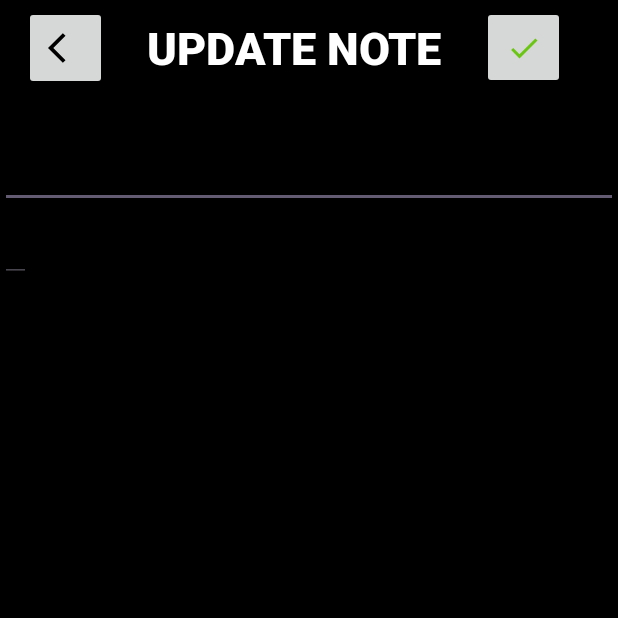
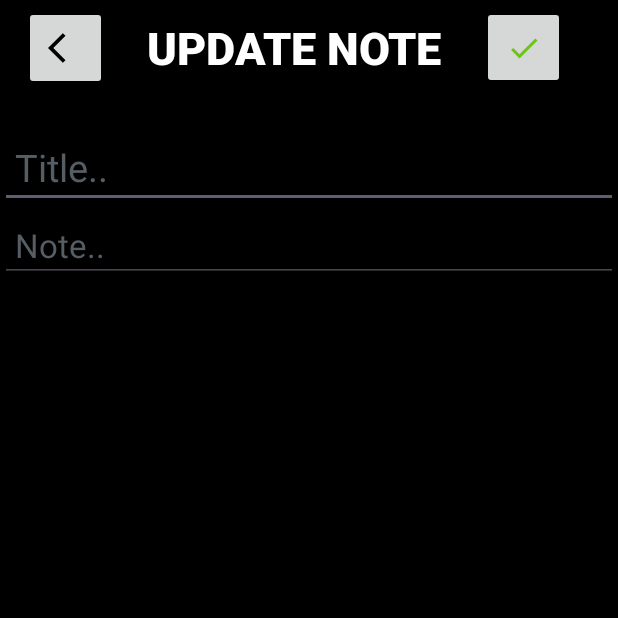
Before and after one commit to lokeshkoundal/LKNotes, an Android app: the fragment UpdateNoteFragment shown on its own in the app's theme, on a phone screen of 412 x 824 dp, the top half of it. Run offline under Robolectric (Android 15) with nearby library versions, the phone set to English and light mode, and no system bars.

Commit message:
Added UpdateNoteFragment

```diff
--- a/app/src/main/java/com/example/lknotes/AddNoteFragment.java
+++ b/app/src/main/java/com/example/lknotes/AddNoteFragment.java
@@ -11,6 +11,7 @@ import android.view.View;
 import android.view.ViewGroup;
 import android.widget.EditText;
 import android.widget.ImageButton;
+import android.widget.Toast;
 
 public class AddNoteFragment extends Fragment {
 
@@ -49,7 +50,10 @@ public class AddNoteFragment extends Fragment {
             @Override
             public void onClick(View v) {
                try(NotesDataBase dataBase = new NotesDataBase(requireContext())){
-                dataBase.saveNote(titleEditText.getText().toString().trim(),noteEditText.getText().toString().trim());
+                   if(titleEditText.getText().toString().equals("") && noteEditText.getText().toString().equals(""))
+                       Toast.makeText(getContext(),"insert your note",Toast.LENGTH_SHORT).show();
+                   else
+                        dataBase.saveNote(titleEditText.getText().toString().trim(),noteEditText.getText().toString().trim());
             }}
         });
 
--- a/app/src/main/java/com/example/lknotes/MainActivity.java
+++ b/app/src/main/java/com/example/lknotes/MainActivity.java
@@ -6,6 +6,7 @@ import androidx.fragment.app.FragmentTransaction;
 import android.content.SharedPreferences;
 import android.os.Bundle;
 import android.os.Handler;
+import android.util.Log;
 
 public class MainActivity extends AppCompatActivity {
 
@@ -35,7 +36,7 @@ public class MainActivity extends AppCompatActivity {
         },2000);
 }
 
-    void loadFrag(Fragment FragmentContext,boolean flag){
+       void loadFrag(Fragment FragmentContext,boolean flag){
 
 
         FragmentManager fragmentManager = getSupportFragmentManager();
--- a/app/src/main/java/com/example/lknotes/MainFragment.java
+++ b/app/src/main/java/com/example/lknotes/MainFragment.java
@@ -53,6 +53,7 @@ public class MainFragment extends Fragment {
                 FragmentManager fragmentManager = requireActivity().getSupportFragmentManager();
                 FragmentTransaction fragmentTransaction = fragmentManager.beginTransaction();
                 fragmentTransaction.replace(R.id.container, new AddNoteFragment());
+                fragmentTransaction.addToBackStack(null);
                 fragmentTransaction.commit();
             }
         });
--- a/app/src/main/java/com/example/lknotes/UpdateNoteFragment.java
+++ b/app/src/main/java/com/example/lknotes/UpdateNoteFragment.java
@@ -7,18 +7,60 @@ import androidx.fragment.app.Fragment;
 import android.view.LayoutInflater;
 import android.view.View;
 import android.view.ViewGroup;
+import android.widget.EditText;
+import android.widget.ImageButton;
+import android.widget.Toast;
 
 public class UpdateNoteFragment extends Fragment {
 
-    public UpdateNoteFragment() {
-        // Required empty public constructor
-    }
+    EditText editTextTitle,editTextNote;
+    ImageButton saveUpdateBtn,updateBackBtn;
+
+    String title,note;
+    int id;
+
+
+    public UpdateNoteFragment() {}
 
 
     @Override
     public View onCreateView(LayoutInflater inflater, ViewGroup container,
                              Bundle savedInstanceState) {
         // Inflate the layout for this fragment
-        return inflater.inflate(R.layout.fragment_update_note, container, false);
+        View view =  inflater.inflate(R.layout.fragment_update_note, container, false);
+
+        editTextTitle = view.findViewById(R.id.updateTextTitle);
+        editTextNote = view.findViewById(R.id.updateTextNote);
+        saveUpdateBtn = view.findViewById(R.id.updateNoteButton);
+        updateBackBtn = view.findViewById(R.id.updateBackBtn);
+
+        getBundleData();
+
+        updateBackBtn.setOnClickListener(new View.OnClickListener() {
+            @Override
+            public void onClick(View v) {
+
+            }
+        });
+
+
+        return view;
+    }
+    void getBundleData(){
+
+        Bundle bundle = getArguments();
+
+        if(bundle != null) {
+            title = bundle.getString("TITLE");
+            note = bundle.getString("NOTE");
+            id = bundle.getInt("ID");
+
+            editTextTitle.setText(title);
+            editTextNote.setText(note);
+        }
+        else{
+            Toast.makeText(getContext(),"No data",Toast.LENGTH_SHORT).show();
+        }
+
     }
 }
--- a/app/src/main/res/layout/fragment_update_note.xml
+++ b/app/src/main/res/layout/fragment_update_note.xml
@@ -60,17 +60,19 @@
     <androidx.appcompat.widget.AppCompatEditText
         android:id="@+id/updateTextTitle"
         android:layout_width="match_parent"
-        android:padding="10dp"
         android:layout_height="wrap_content"
         android:layout_marginTop="20dp"
         android:maxLength="64"
-        android:textColorHint="#FFAABBCC"
+        android:padding="10dp"
+        android:textColor="@color/white"
         android:textSize="25sp"
         app:layout_constraintTop_toBottomOf="@+id/toolbar2"
-        android:textColor="@color/white"/>
+        tools:ignore="SpeakableTextPresentCheck"
+        android:hint="Title.."
+        android:textColorHint="#555D65"/>
 
     <ScrollView
-        android:layout_width="wrap_content"
+        android:layout_width="match_parent"
         android:layout_height="wrap_content"
         android:orientation="vertical"
         app:layout_constraintEnd_toEndOf="parent"
@@ -84,8 +86,10 @@
             android:layout_height="wrap_content"
             android:padding="10dp"
             android:textColor="@color/white"
-            android:textColorHint="#FFAABBCC"
-            android:textSize="22sp" />
+            android:textColorHint="#555D65"
+            android:textSize="22sp"
+            tools:ignore="SpeakableTextPresentCheck"
+            android:hint="Note.."/>
 
     </ScrollView>
 
--- a/app/src/main/res/layout/recycler_row.xml
+++ b/app/src/main/res/layout/recycler_row.xml
@@ -9,6 +9,7 @@
     app:cardUseCompatPadding="true"
     app:cardCornerRadius="7dp"
     android:padding="4dp"
+    android:id="@+id/NoteCardView"
     android:backgroundTint="@color/greyy">
 
     <RelativeLayout
@@ -34,8 +35,7 @@
         android:textSize="15sp"
         android:layout_below="@+id/recycler_TitleTv"
         android:layout_marginStart="10dp"
-        android:layout_marginTop="10dp"
-        android:textColor="#DCD4D4"
+        android:textColor="#ECE4E4"
         android:padding="10dp"
         />
     </RelativeLayout>
```
Also changed, not shown: app/src/main/java/com/example/lknotes/CustomAdapter.java (+33 -0 lines), app/src/main/res/layout/fragment_add_note.xml (+2 -10 lines).
